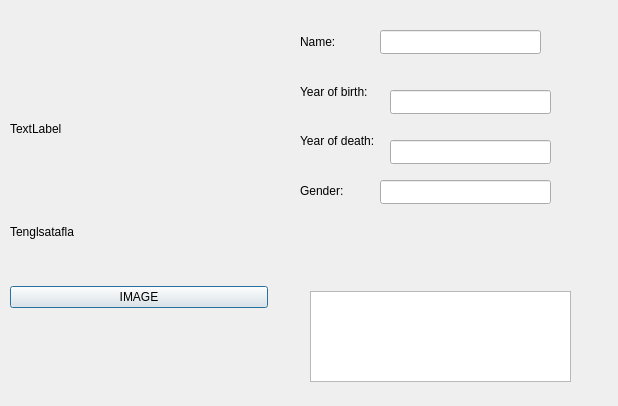
Above: scientistinfodialog.ui from hermanno16/vika333 before the change. Below: the same form after it.
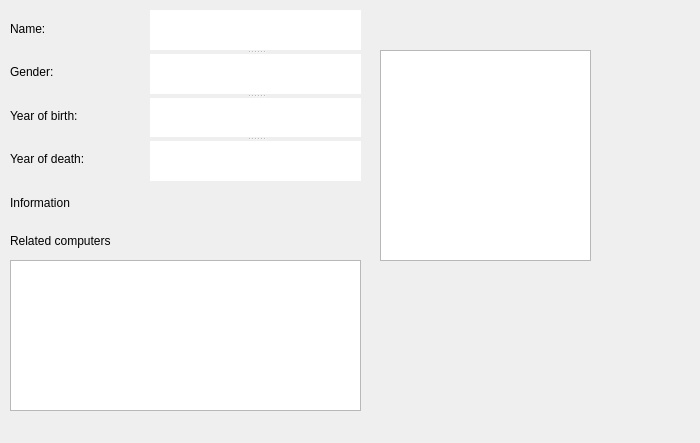
That is the form after the change.

Commit message: relation f scientist

```diff
--- a/scientistinfodialog.ui
+++ b/scientistinfodialog.ui
@@ -6,139 +6,92 @@
    <rect>
     <x>0</x>
     <y>0</y>
-    <width>618</width>
-    <height>406</height>
+    <width>700</width>
+    <height>443</height>
    </rect>
   </property>
   <property name="windowTitle">
    <string>Info about scientist</string>
   </property>
-  <widget class="QTableWidget" name="scientist_data">
+  <widget class="QLabel" name="label_6">
    <property name="geometry">
     <rect>
-     <x>310</x>
-     <y>291</y>
+     <x>10</x>
+     <y>230</y>
      <width>261</width>
-     <height>91</height>
+     <height>21</height>
     </rect>
    </property>
-   <property name="showGrid">
-    <bool>false</bool>
+   <property name="text">
+    <string>Related computers</string>
    </property>
-   <property name="gridStyle">
-    <enum>Qt::NoPen</enum>
+  </widget>
+  <widget class="QTableWidget" name="info_related_computers">
+   <property name="geometry">
+    <rect>
+     <x>10</x>
+     <y>260</y>
+     <width>351</width>
+     <height>151</height>
+    </rect>
    </property>
    <attribute name="horizontalHeaderVisible">
     <bool>false</bool>
    </attribute>
+   <attribute name="horizontalHeaderDefaultSectionSize">
+    <number>350</number>
+   </attribute>
+   <attribute name="verticalHeaderVisible">
+    <bool>false</bool>
+   </attribute>
+   <attribute name="verticalHeaderDefaultSectionSize">
+    <number>28</number>
+   </attribute>
+   <column>
+    <property name="text">
+     <string>Name</string>
+    </property>
+   </column>
   </widget>
-  <widget class="QLineEdit" name="info_display_name">
+  <widget class="QTextEdit" name="info_scientist_info">
    <property name="geometry">
     <rect>
      <x>380</x>
-     <y>30</y>
-     <width>161</width>
-     <height>24</height>
+     <y>50</y>
+     <width>211</width>
+     <height>211</height>
     </rect>
    </property>
-  </widget>
-  <widget class="QLineEdit" name="info_display_year_of_birth">
-   <property name="geometry">
-    <rect>
-     <x>390</x>
-     <y>90</y>
-     <width>161</width>
-     <height>24</height>
-    </rect>
+   <property name="acceptRichText">
+    <bool>false</bool>
    </property>
-  </widget>
-  <widget class="QLineEdit" name="info_display_year_of_death">
-   <property name="geometry">
-    <rect>
-     <x>390</x>
-     <y>140</y>
-     <width>161</width>
-     <height>24</height>
-    </rect>
-   </property>
-  </widget>
-  <widget class="QLineEdit" name="info_display_gender">
-   <property name="geometry">
-    <rect>
-     <x>380</x>
-     <y>180</y>
-     <width>171</width>
-     <height>24</height>
-    </rect>
+   <property name="textInteractionFlags">
+    <set>Qt::TextSelectableByMouse</set>
    </property>
   </widget>
   <widget class="QWidget" name="">
    <property name="geometry">
     <rect>
      <x>10</x>
-     <y>80</y>
-     <width>258</width>
-     <height>359</height>
-    </rect>
-   </property>
-   <layout class="QVBoxLayout" name="verticalLayout">
-    <item>
-     <widget class="QLabel" name="scientist_info">
-      <property name="text">
-       <string>TextLabel</string>
-      </property>
-     </widget>
-    </item>
-    <item>
-     <widget class="QLabel" name="scientist_relation">
-      <property name="text">
-       <string>Tenglsatafla</string>
-      </property>
-     </widget>
-    </item>
-    <item>
-     <widget class="QPushButton" name="browse_image_clicked">
-      <property name="text">
-       <string>IMAGE</string>
-      </property>
-     </widget>
-    </item>
-    <item>
-     <widget class="QLabel" name="label_image">
-      <property name="text">
-       <string/>
-      </property>
-     </widget>
-    </item>
-    <item>
-     <widget class="QPushButton" name="edit_scientist">
-      <property name="text">
-       <string>EDIT</string>
-      </property>
-     </widget>
-    </item>
-   </layout>
-  </widget>
-  <widget class="QWidget" name="">
-   <property name="geometry">
-    <rect>
-     <x>300</x>
-     <y>20</y>
-     <width>157</width>
-     <height>192</height>
+     <y>10</y>
+     <width>141</width>
+     <height>211</height>
     </rect>
    </property>
    <layout class="QVBoxLayout" name="verticalLayout_2">
     <item>
-     <layout class="QHBoxLayout" name="horizontalLayout">
-      <item>
-       <widget class="QLabel" name="label">
-        <property name="text">
-         <string>Name:</string>
-        </property>
-       </widget>
-      </item>
-     </layout>
+     <widget class="QLabel" name="label">
+      <property name="text">
+       <string>Name:</string>
+      </property>
+     </widget>
+    </item>
+    <item>
+     <widget class="QLabel" name="label_4">
+      <property name="text">
+       <string>Gender:</string>
+      </property>
+     </widget>
     </item>
     <item>
      <widget class="QLabel" name="label_2">
@@ -155,18 +108,71 @@
      </widget>
     </item>
     <item>
-     <layout class="QHBoxLayout" name="horizontalLayout_2">
-      <item>
-       <widget class="QLabel" name="label_4">
-        <property name="text">
-         <string>Gender:</string>
-        </property>
-       </widget>
-      </item>
-     </layout>
+     <widget class="QLabel" name="label_5">
+      <property name="text">
+       <string>Information</string>
+      </property>
+     </widget>
     </item>
    </layout>
   </widget>
+  <widget class="QSplitter" name="splitter">
+   <property name="geometry">
+    <rect>
+     <x>150</x>
+     <y>10</y>
+     <width>211</width>
+     <height>171</height>
+    </rect>
+   </property>
+   <property name="orientation">
+    <enum>Qt::Vertical</enum>
+   </property>
+   <widget class="QLineEdit" name="info_display_name">
+    <property name="autoFillBackground">
+     <bool>true</bool>
+    </property>
+    <property name="frame">
+     <bool>false</bool>
+    </property>
+    <property name="readOnly">
+     <bool>true</bool>
+    </property>
+   </widget>
+   <widget class="QLineEdit" name="info_display_gender">
+    <property name="autoFillBackground">
+     <bool>true</bool>
+    </property>
+    <property name="frame">
+     <bool>false</bool>
+    </property>
+    <property name="readOnly">
+     <bool>true</bool>
+    </property>
+   </widget>
+   <widget class="QLineEdit" name="info_display_year_of_birth">
+    <property name="autoFillBackground">
+     <bool>true</bool>
+    </property>
+    <property name="frame">
+     <bool>false</bool>
+    </property>
+    <property name="readOnly">
+     <bool>true</bool>
+    </property>
+   </widget>
+   <widget class="QLineEdit" name="info_display_year_of_death">
+    <property name="autoFillBackground">
+     <bool>true</bool>
+    </property>
+    <property name="frame">
+     <bool>false</bool>
+    </property>
+    <property name="readOnly">
+     <bool>true</bool>
+    </property>
+   </widget>
+  </widget>
  </widget>
  <resources/>
  <connections/>
```
The commit also changes 8 other files.
